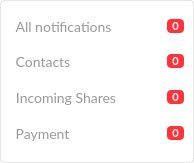
First picture: the form in src/MEGASync/gui/macx/FilterAlertWidget.ui, repository meganz/MEGAsync, before the edit.
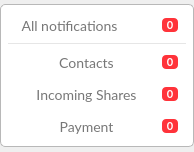
Second picture: the form after the edit. Icons and pictures are not drawn.

```diff
--- a/src/MEGASync/gui/macx/FilterAlertWidget.ui
+++ b/src/MEGASync/gui/macx/FilterAlertWidget.ui
@@ -7,9 +7,15 @@
     <x>0</x>
     <y>0</y>
     <width>194</width>
-    <height>163</height>
+    <height>152</height>
    </rect>
   </property>
+  <property name="sizePolicy">
+   <sizepolicy hsizetype="Expanding" vsizetype="Maximum">
+    <horstretch>0</horstretch>
+    <verstretch>0</verstretch>
+   </sizepolicy>
+  </property>
   <property name="minimumSize">
    <size>
     <width>194</width>
@@ -18,17 +24,51 @@
   </property>
   <property name="maximumSize">
    <size>
-    <width>194</width>
-    <height>163</height>
+    <width>16777215</width>
+    <height>16777215</height>
    </size>
   </property>
   <property name="windowTitle">
    <string/>
   </property>
   <property name="styleSheet">
-   <string notr="true">#FilterAlertWidget
+   <string notr="true">#wFilterAlertContainer
 {
-	background-color: transparent;
+border: 1px solid #B8B8B8;
+background-color: #FFFFFF;
+border-radius: 5px;
+}
+
+#bAll, #bContacts, #bPayment, #bShares
+{
+border: none;
+margin-left: 8px;
+color: #777777;
+font-family: Lato;
+font-size: 14px;
+}
+
+#bAll::hover, #bContacts::hover, #bPayment::hover, #bShares::hover
+{
+color: #000000;
+}
+
+
+#bNumberNotifications, #bNumberNotificationsContacts, #bNumberNotificationsPayments, #bNumberNotificationsShares
+{
+border: none;
+background-color: #FF333A;
+color: #FFFFFF;
+font-weight: bold;
+font-family: Lato;
+font-size: 11px;
+border-radius: 4px;
+margin-right: 8px;
+}
+
+#wSeparator
+{
+background-color: rgba(0,0,0,0.1);
 }</string>
   </property>
   <layout class="QVBoxLayout" name="verticalLayout_2">
@@ -49,47 +89,39 @@
    </property>
    <item>
     <widget class="QWidget" name="wFilterAlertContainer" native="true">
-     <property name="styleSheet">
-      <string notr="true">#wFilterAlertContainer
-{	
-	border: 1px solid rgba(0,0,0,0.1);
-	border-radius: 4px;
-	background-color: #FFFFFF;
-}</string>
+     <property name="sizePolicy">
+      <sizepolicy hsizetype="Expanding" vsizetype="Maximum">
+       <horstretch>0</horstretch>
+       <verstretch>0</verstretch>
+      </sizepolicy>
      </property>
      <layout class="QVBoxLayout" name="verticalLayout_3">
       <property name="spacing">
-       <number>0</number>
+       <number>8</number>
       </property>
       <property name="leftMargin">
-       <number>10</number>
+       <number>8</number>
       </property>
       <property name="topMargin">
-       <number>10</number>
+       <number>11</number>
       </property>
       <property name="rightMargin">
-       <number>10</number>
+       <number>8</number>
       </property>
       <property name="bottomMargin">
-       <number>10</number>
+       <number>11</number>
       </property>
       <item>
        <widget class="QWidget" name="wAllNotifications" native="true">
-        <property name="minimumSize">
-         <size>
-          <width>0</width>
-          <height>32</height>
-         </size>
+        <property name="sizePolicy">
+         <sizepolicy hsizetype="Expanding" vsizetype="Preferred">
+          <horstretch>0</horstretch>
+          <verstretch>0</verstretch>
+         </sizepolicy>
         </property>
-        <property name="maximumSize">
-         <size>
-          <width>16777215</width>
-          <height>32</height>
-         </size>
-        </property>
-        <layout class="QHBoxLayout" name="horizontalLayout_4">
+        <layout class="QHBoxLayout" name="horizontalLayout_4" stretch="1,0">
          <property name="spacing">
-          <number>0</number>
+          <number>5</number>
          </property>
          <property name="leftMargin">
           <number>0</number>
@@ -103,76 +135,39 @@
          <property name="bottomMargin">
           <number>0</number>
          </property>
-         <item>
+         <item alignment="Qt::AlignLeft">
           <widget class="QToolButton" name="bAll">
-           <property name="styleSheet">
-            <string notr="true">#bAll
-{
-     border: none;
-	color: #999999;
-	font-family: Lato;
-	font-size: 14px;
-	line-height: 22px;
-}
-#bAll::hover
-{
-	color: #333333;
-	font-family: Lato;
-	font-size: 14px;
-	font-weight: bold;
-	line-height: 22px;
-}</string>
+           <property name="sizePolicy">
+            <sizepolicy hsizetype="Expanding" vsizetype="Fixed">
+             <horstretch>0</horstretch>
+             <verstretch>0</verstretch>
+            </sizepolicy>
            </property>
            <property name="text">
             <string>All notifications</string>
            </property>
           </widget>
          </item>
-         <item>
-          <spacer name="horizontalSpacer_4">
-           <property name="orientation">
-            <enum>Qt::Horizontal</enum>
-           </property>
-           <property name="sizeHint" stdset="0">
-            <size>
-             <width>2</width>
-             <height>20</height>
-            </size>
-           </property>
-          </spacer>
-         </item>
          <item>
           <widget class="QToolButton" name="bNumberNotifications">
            <property name="sizePolicy">
-            <sizepolicy hsizetype="Minimum" vsizetype="Fixed">
+            <sizepolicy hsizetype="Maximum" vsizetype="Fixed">
              <horstretch>0</horstretch>
              <verstretch>0</verstretch>
             </sizepolicy>
            </property>
            <property name="minimumSize">
             <size>
-             <width>14</width>
+             <width>24</width>
              <height>14</height>
             </size>
            </property>
            <property name="maximumSize">
             <size>
-             <width>16777215</width>
+             <width>24</width>
              <height>14</height>
             </size>
            </property>
-           <property name="styleSheet">
-            <string notr="true">#bNumberNotifications
-{
-border: none;
-background-color: #FF333A;
-color: #FFFFFF;
-font-weight: bold;
-font-family: Lato;
-font-size: 11px;
-border-radius: 4px;
-}</string>
-           </property>
            <property name="text">
             <string notr="true">0</string>
            </property>
@@ -195,19 +190,19 @@
           <height>1</height>
          </size>
         </property>
-        <property name="styleSheet">
-         <string notr="true">wSeparator
-{
-	background-color: rgba(0,0,0,0.1);
-}</string>
-        </property>
        </widget>
       </item>
       <item>
        <widget class="QWidget" name="wTypesNotifications" native="true">
+        <property name="sizePolicy">
+         <sizepolicy hsizetype="Expanding" vsizetype="Preferred">
+          <horstretch>0</horstretch>
+          <verstretch>0</verstretch>
+         </sizepolicy>
+        </property>
         <layout class="QVBoxLayout" name="verticalLayout">
          <property name="spacing">
-          <number>0</number>
+          <number>12</number>
          </property>
          <property name="leftMargin">
           <number>0</number>
@@ -223,21 +218,15 @@
          </property>
          <item>
           <widget class="QWidget" name="wContactsNotifications" native="true">
-           <property name="minimumSize">
-            <size>
-             <width>0</width>
-             <height>36</height>
-            </size>
+           <property name="sizePolicy">
+            <sizepolicy hsizetype="Expanding" vsizetype="Preferred">
+             <horstretch>0</horstretch>
+             <verstretch>0</verstretch>
+            </sizepolicy>
            </property>
-           <property name="maximumSize">
-            <size>
-             <width>16777215</width>
-             <height>36</height>
-            </size>
-           </property>
-           <layout class="QHBoxLayout" name="horizontalLayout">
+           <layout class="QHBoxLayout" name="horizontalLayout" stretch="1,0">
             <property name="spacing">
-             <number>0</number>
+             <number>5</number>
             </property>
             <property name="leftMargin">
              <number>0</number>
@@ -253,29 +242,11 @@
             </property>
             <item>
              <widget class="QToolButton" name="bContacts">
-              <property name="minimumSize">
-               <size>
-                <width>0</width>
-                <height>0</height>
-               </size>
-              </property>
-              <property name="styleSheet">
-               <string notr="true">#bContacts
-{
-     border: none;
-	color: #999999;
-	font-family: Lato;
-	font-size: 14px;
-	line-height: 22px;
-}
-#bContacts::hover
-{
-	color: #333333;
-	font-family: Lato;
-	font-size: 14px;
-	font-weight: bold;
-	line-height: 22px;
-}</string>
+              <property name="sizePolicy">
+               <sizepolicy hsizetype="Expanding" vsizetype="Fixed">
+                <horstretch>0</horstretch>
+                <verstretch>0</verstretch>
+               </sizepolicy>
               </property>
               <property name="text">
                <string>Contacts</string>
@@ -296,51 +267,26 @@
               </property>
              </widget>
             </item>
-            <item>
-             <spacer name="horizontalSpacer">
-              <property name="orientation">
-               <enum>Qt::Horizontal</enum>
-              </property>
-              <property name="sizeHint" stdset="0">
-               <size>
-                <width>2</width>
-                <height>20</height>
-               </size>
-              </property>
-             </spacer>
-            </item>
             <item>
              <widget class="QToolButton" name="bNumberNotificationsContacts">
               <property name="sizePolicy">
-               <sizepolicy hsizetype="Minimum" vsizetype="Fixed">
+               <sizepolicy hsizetype="Fixed" vsizetype="Fixed">
                 <horstretch>0</horstretch>
                 <verstretch>0</verstretch>
                </sizepolicy>
               </property>
               <property name="minimumSize">
                <size>
-                <width>14</width>
+                <width>24</width>
                 <height>14</height>
                </size>
               </property>
               <property name="maximumSize">
                <size>
-                <width>16777215</width>
+                <width>24</width>
                 <height>14</height>
                </size>
               </property>
-              <property name="styleSheet">
-               <string notr="true">#bNumberNotificationsContacts
-{
-border: none;
-background-color: #FF333A;
-color: #FFFFFF;
-font-weight: bold;
-font-family: Lato;
-font-size: 11px;
-border-radius: 4px;
-}</string>
-              </property>
               <property name="text">
                <string notr="true">0</string>
               </property>
@@ -351,21 +297,15 @@
          </item>
          <item>
           <widget class="QWidget" name="wSharesNotifications" native="true">
-           <property name="minimumSize">
-            <size>
-             <width>0</width>
-             <height>36</height>
-            </size>
+           <property name="sizePolicy">
+            <sizepolicy hsizetype="Expanding" vsizetype="Preferred">
+             <horstretch>0</horstretch>
+             <verstretch>0</verstretch>
+            </sizepolicy>
            </property>
-           <property name="maximumSize">
-            <size>
-             <width>16777215</width>
-             <height>36</height>
-            </size>
-           </property>
-           <layout class="QHBoxLayout" name="horizontalLayout_2">
+           <layout class="QHBoxLayout" name="horizontalLayout_2" stretch="1,0">
             <property name="spacing">
-             <number>0</number>
+             <number>5</number>
             </property>
             <property name="leftMargin">
              <number>0</number>
@@ -381,23 +321,11 @@
             </property>
             <item>
              <widget class="QToolButton" name="bShares">
-              <property name="styleSheet">
-               <string notr="true">#bShares
-{
-     border: none;
-	color: #999999;
-	font-family: Lato;
-	font-size: 14px;
-	line-height: 22px;
-}
-#bShares::hover
-{
-	color: #333333;
-	font-family: Lato;
-	font-size: 14px;
-	font-weight: bold;
-	line-height: 22px;
-}</string>
+              <property name="sizePolicy">
+               <sizepolicy hsizetype="Expanding" vsizetype="Fixed">
+                <horstretch>0</horstretch>
+                <verstretch>0</verstretch>
+               </sizepolicy>
               </property>
               <property name="text">
                <string>Incoming Shares</string>
@@ -418,51 +346,26 @@
               </property>
              </widget>
             </item>
-            <item>
-             <spacer name="horizontalSpacer_2">
-              <property name="orientation">
-               <enum>Qt::Horizontal</enum>
-              </property>
-              <property name="sizeHint" stdset="0">
-               <size>
-                <width>2</width>
-                <height>20</height>
-               </size>
-              </property>
-             </spacer>
-            </item>
             <item>
              <widget class="QToolButton" name="bNumberNotificationsShares">
               <property name="sizePolicy">
-               <sizepolicy hsizetype="Minimum" vsizetype="Fixed">
+               <sizepolicy hsizetype="Fixed" vsizetype="Fixed">
                 <horstretch>0</horstretch>
                 <verstretch>0</verstretch>
                </sizepolicy>
               </property>
               <property name="minimumSize">
                <size>
-                <width>14</width>
+                <width>24</width>
                 <height>14</height>
                </size>
               </property>
               <property name="maximumSize">
                <size>
-                <width>16777215</width>
+                <width>24</width>
                 <height>14</height>
                </size>
               </property>
-              <property name="styleSheet">
-               <string notr="true">#bNumberNotificationsShares
-{
-border: none;
-background-color: #FF333A;
-color: #FFFFFF;
-font-weight: bold;
-font-family: Lato;
-font-size: 11px;
-border-radius: 4px;
-}</string>
-              </property>
               <property name="text">
                <string notr="true">0</string>
               </property>
@@ -473,21 +376,15 @@
          </item>
          <item>
           <widget class="QWidget" name="wPaymentNotifications" native="true">
-           <property name="minimumSize">
-            <size>
-             <width>0</width>
-             <height>36</height>
-            </size>
+           <property name="sizePolicy">
+            <sizepolicy hsizetype="Expanding" vsizetype="Preferred">
+             <horstretch>0</horstretch>
+             <verstretch>0</verstretch>
+            </sizepolicy>
            </property>
-           <property name="maximumSize">
-            <size>
-             <width>16777215</width>
-             <height>36</height>
-            </size>
-           </property>
-           <layout class="QHBoxLayout" name="horizontalLayout_3">
+           <layout class="QHBoxLayout" name="horizontalLayout_3" stretch="1,0">
             <property name="spacing">
-             <number>0</number>
+             <number>5</number>
             </property>
             <property name="leftMargin">
              <number>0</number>
@@ -503,23 +400,11 @@
             </property>
             <item>
              <widget class="QToolButton" name="bPayment">
-              <property name="styleSheet">
-               <string notr="true">#bPayment
-{
-     border: none;
-	color: #999999;
-	font-family: Lato;
-	font-size: 14px;
-	line-height: 22px;
-}
-#bPayment::hover
-{
-	color: #333333;
-	font-family: Lato;
-	font-size: 14px;
-	font-weight: bold;
-	line-height: 22px;
-}</string>
+              <property name="sizePolicy">
+               <sizepolicy hsizetype="Expanding" vsizetype="Fixed">
+                <horstretch>0</horstretch>
+                <verstretch>0</verstretch>
+               </sizepolicy>
               </property>
               <property name="text">
                <string>Payment</string>
@@ -540,54 +425,26 @@
               </property>
              </widget>
             </item>
-            <item>
-             <spacer name="horizontalSpacer_3">
-              <property name="orientation">
-               <enum>Qt::Horizontal</enum>
-              </property>
-              <property name="sizeType">
-               <enum>QSizePolicy::Expanding</enum>
-              </property>
-              <property name="sizeHint" stdset="0">
-               <size>
-                <width>2</width>
-                <height>20</height>
-               </size>
-              </property>
-             </spacer>
-            </item>
             <item>
              <widget class="QToolButton" name="bNumberNotificationsPayments">
               <property name="sizePolicy">
-               <sizepolicy hsizetype="Minimum" vsizetype="Fixed">
+               <sizepolicy hsizetype="Fixed" vsizetype="Fixed">
                 <horstretch>0</horstretch>
                 <verstretch>0</verstretch>
                </sizepolicy>
               </property>
               <property name="minimumSize">
                <size>
-                <width>14</width>
+                <width>24</width>
                 <height>14</height>
                </size>
               </property>
               <property name="maximumSize">
                <size>
-                <width>16777215</width>
+                <width>24</width>
                 <height>14</height>
                </size>
               </property>
-              <property name="styleSheet">
-               <string notr="true">#bNumberNotificationsPayments
-{
-border: none;
-background-color: #FF333A;
-color: #FFFFFF;
-font-weight: bold;
-font-family: Lato;
-font-size: 11px;
-border-radius: 4px;
-}</string>
-              </property>
               <property name="text">
                <string notr="true">0</string>
               </property>
@@ -596,19 +453,6 @@
            </layout>
           </widget>
          </item>
-         <item>
-          <spacer name="verticalSpacer">
-           <property name="orientation">
-            <enum>Qt::Vertical</enum>
-           </property>
-           <property name="sizeHint" stdset="0">
-            <size>
-             <width>20</width>
-             <height>40</height>
-            </size>
-           </property>
-          </spacer>
-         </item>
         </layout>
        </widget>
       </item>
```
Left out of the diff: 3 changed lines with no effect on the pictures.
